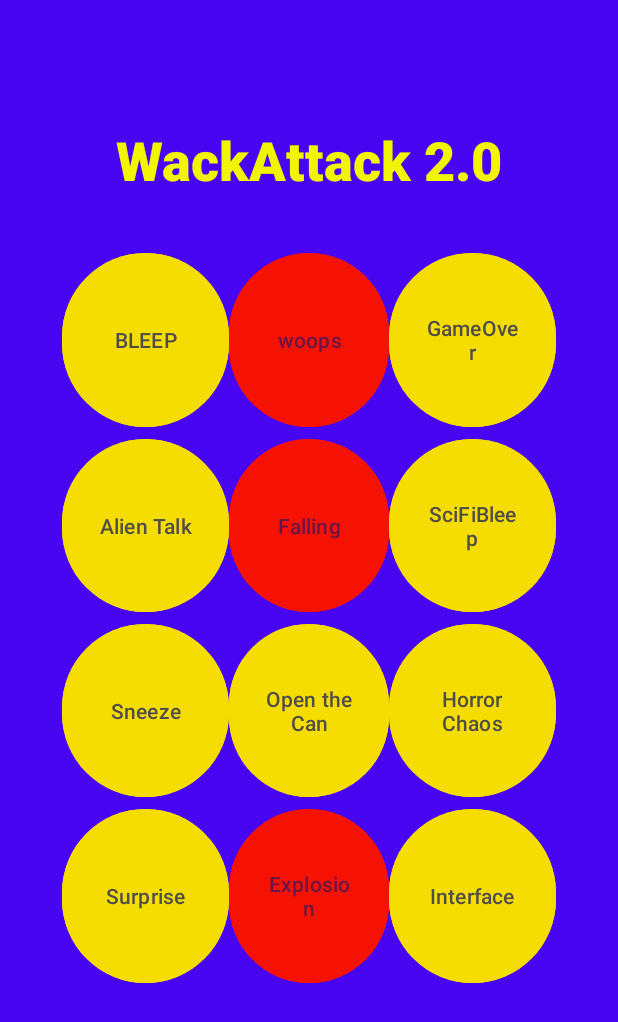
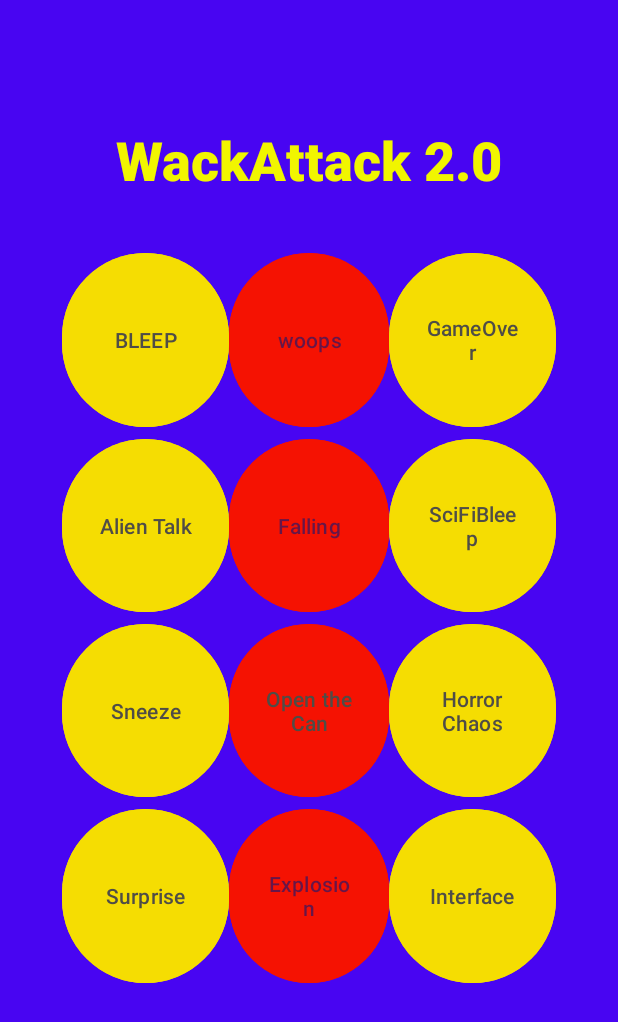
Before and after one commit to ryantburke/PolytechnicSoundboard, an Android app: the SoundBoardNaithan screen opened directly, with no data from a screen before it, on a phone screen of 412 x 824 dp. Shown: the top 1022 px of the screen. Run offline under Robolectric (Android 15) with nearby library versions, the phone set to English and light mode, and no system bars.

```diff
--- a/app/src/main/res/layout/soundboard_naithan.xml
+++ b/app/src/main/res/layout/soundboard_naithan.xml
@@ -15,7 +15,7 @@
         app:layout_constraintBottom_toBottomOf="parent"
         app:layout_constraintLeft_toLeftOf="parent"
         app:layout_constraintRight_toRightOf="parent"
-        tools:src="@tools:sample/backgrounds/scenic" />
+         />
 
     <TextView
         android:layout_width="wrap_content"
@@ -249,9 +249,9 @@
         android:id="@+id/btn_opencan"
         android:layout_width="0dp"
         android:layout_height="0dp"
+        android:backgroundTint="@color/naithan_btn_bg2"
         android:text="Open the Can"
         android:textColor="@color/naithan_btn_txt1"
-        android:backgroundTint="@color/naithan_btn_bg1"
         app:layout_constraintBottom_toTopOf="@+id/guideline9"
         app:layout_constraintEnd_toStartOf="@+id/guideline12"
         app:layout_constraintStart_toStartOf="@+id/guideline11"
```
